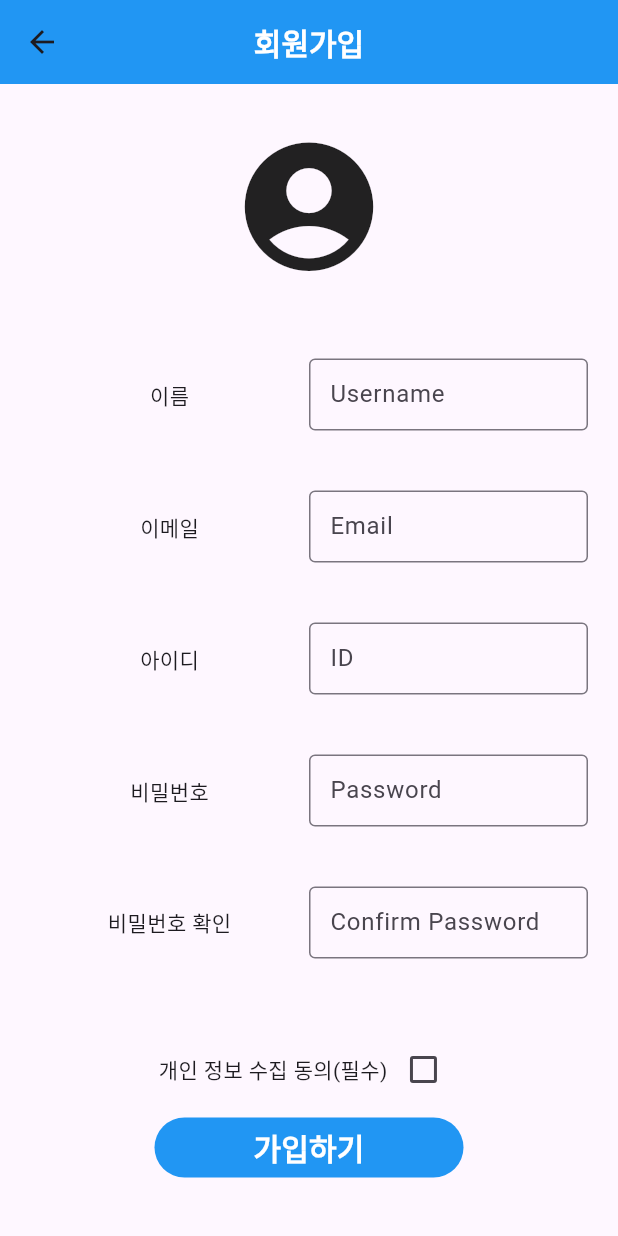
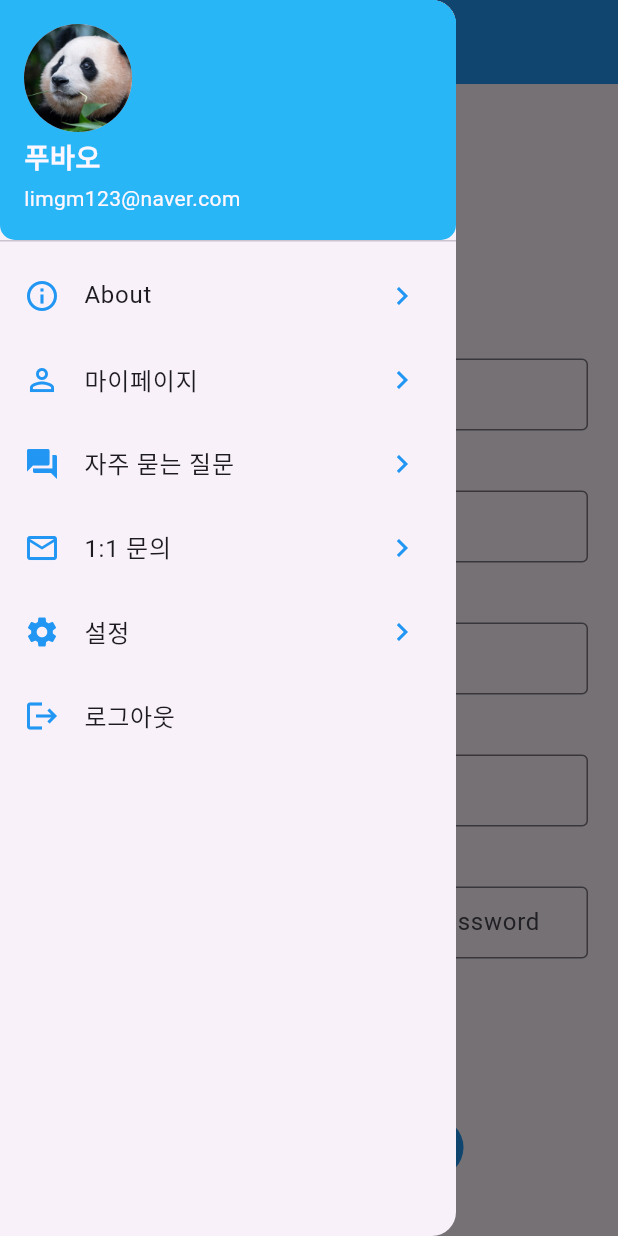
Before and after one commit to choi-jiae/BBamBBam, a Flutter app: the Signup screen opened directly, with the side drawer open (before the commit the screen has no drawer), on a phone screen of 412 x 824 dp. Run offline on Flutter 3.47's test engine with Material 3 defaults, Android fonts, the phone set to English and light mode, and no system bars; our stand-ins replace get.

Commit message:
create sidetap

```diff
--- /dev/null
+++ b/bbambbam/lib/sidetap.dart
@@ -0,0 +1,62 @@
+import 'package:flutter/material.dart';
+
+class Sidetap extends StatefulWidget {
+  const Sidetap({super.key});
+
+  @override
+  State<Sidetap> createState() => _SidetapState();
+}
+
+class _SidetapState extends State<Sidetap> {
+  @override
+  Widget build(BuildContext context) {
+    return Drawer(
+        child: ListView(children: [
+      UserAccountsDrawerHeader(
+        currentAccountPicture:
+            CircleAvatar(backgroundImage: AssetImage('assets/image/pubao.jpg')),
+        // Icon(
+        //   Icons.account_circle,
+        // ),
+        accountName: Padding(
+          padding: const EdgeInsets.only(top: 10), // 계정 이름에 위쪽 패딩 추가
+          child: Text(
+            "푸바오",
+            style: TextStyle(fontSize: 18, fontWeight: FontWeight.bold),
+          ),
+        ),
+        accountEmail: Text('limgm123@naver.com'),
+        decoration: BoxDecoration(
+          color: Colors.lightBlue[400],
+          borderRadius: BorderRadius.only(
+            bottomLeft: Radius.circular(10.0),
+            bottomRight: Radius.circular(10.0),
+          ),
+        ),
+      ),
+      MenuBuilder(name: "About", icondata: Icons.info_outline),
+      MenuBuilder(name: "마이페이지", icondata: Icons.person_outline),
+      MenuBuilder(name: "자주 묻는 질문", icondata: Icons.question_answer),
+      MenuBuilder(name: "1:1 문의", icondata: Icons.mail_outline),
+      MenuBuilder(name: "설정", icondata: Icons.settings),
+      ListTile(
+        leading: Icon(Icons.logout),
+        iconColor: Colors.blue,
+        focusColor: Colors.blue,
+        title: Text("로그아웃"),
+        onTap: () {},
+      )
+      //알림
+    ]));
+  }
+
+  Widget MenuBuilder({String name = "HOME", IconData icondata = Icons.home}) {
+    return ListTile(
+        leading: Icon(icondata),
+        iconColor: Colors.blue,
+        focusColor: Colors.blue,
+        title: Text(name),
+        onTap: () {},
+        trailing: Icon(Icons.navigate_next));
+  }
+}
--- a/bbambbam/lib/signup.dart
+++ b/bbambbam/lib/signup.dart
@@ -1,3 +1,4 @@
+import 'package:bbambbam/sidetap.dart';
 import 'package:flutter/material.dart';
 
 class Signup extends StatefulWidget {
@@ -36,7 +37,9 @@ class _SignupState extends State<Signup> {
             ),
           ),
           centerTitle: true,
-            backgroundColor: Colors.blue),
+          backgroundColor: Colors.blue,
+        ),
+        drawer: Sidetap(),
         body: Form(
             key: formKey,
             child: SingleChildScrollView(
--- a/bbambbam/pubspec.yaml
+++ b/bbambbam/pubspec.yaml
@@ -57,8 +57,8 @@ flutter:
   uses-material-design: true
 
   # To add assets to your application, add an assets section, like this:
-  # assets:
-  #   - images/a_dot_burr.jpeg
+  assets:
+    - assets/image/pubao.jpg
   #   - images/a_dot_ham.jpeg
 
   # An image asset can refer to one or more resolution-specific "variants", see
```
Also changed, not shown: bbambbam/assets/image/pubao.jpg (added). Lines whose indentation alone changed are shown as unchanged.
